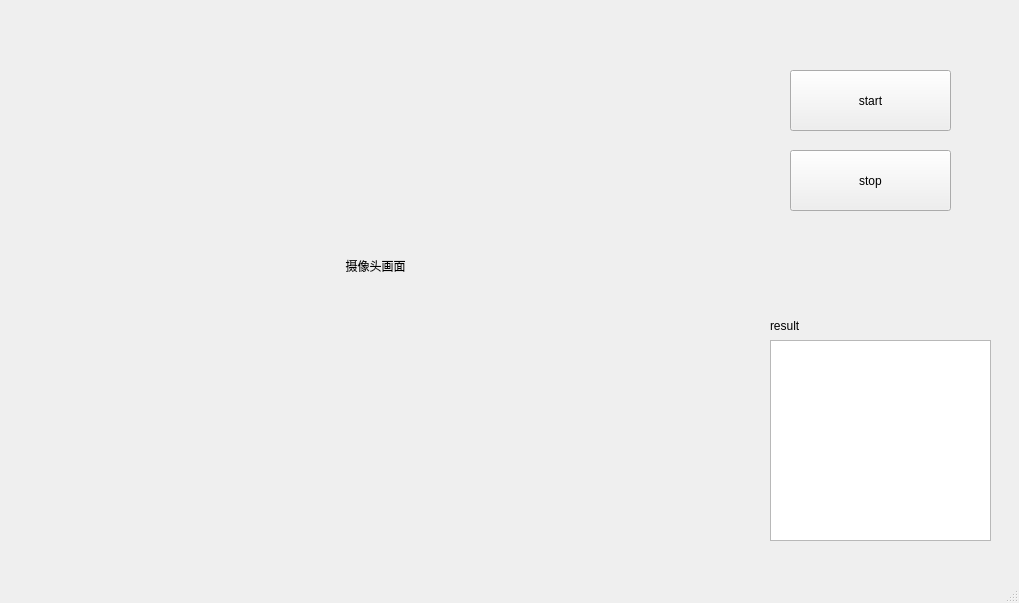
Before: the Qt Designer form GUI/useModel.ui in k3bluesky/CV_toolBox, drawn with Qt 5.
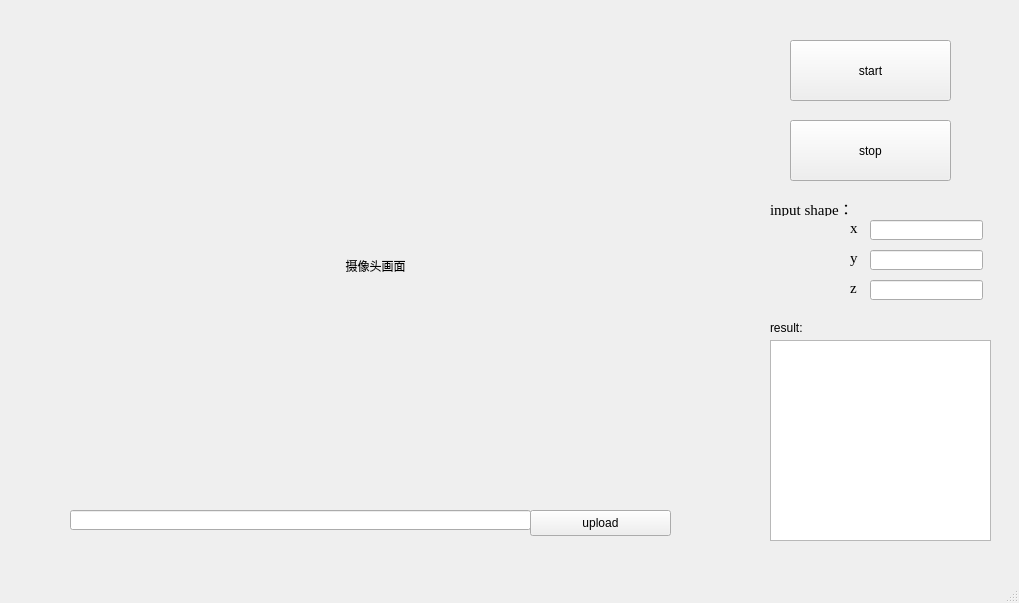
After: the same form once the commit is applied.

The edit to the form file:
```diff
--- a/GUI/useModel.ui
+++ b/GUI/useModel.ui
@@ -34,7 +34,7 @@
     <property name="geometry">
      <rect>
       <x>790</x>
-      <y>70</y>
+      <y>40</y>
       <width>161</width>
       <height>61</height>
      </rect>
@@ -47,7 +47,7 @@
     <property name="geometry">
      <rect>
       <x>790</x>
-      <y>150</y>
+      <y>120</y>
       <width>161</width>
       <height>61</height>
      </rect>
@@ -61,12 +61,12 @@
      <rect>
       <x>770</x>
       <y>320</y>
-      <width>54</width>
-      <height>12</height>
+      <width>71</width>
+      <height>16</height>
      </rect>
     </property>
     <property name="text">
-     <string>result</string>
+     <string>result:</string>
     </property>
    </widget>
    <widget class="QTextEdit" name="resultEdit">
@@ -79,6 +79,135 @@
      </rect>
     </property>
    </widget>
+   <widget class="QLabel" name="xlabel">
+    <property name="geometry">
+     <rect>
+      <x>850</x>
+      <y>220</y>
+      <width>16</width>
+      <height>16</height>
+     </rect>
+    </property>
+    <property name="font">
+     <font>
+      <family>Times New Roman</family>
+      <pointsize>11</pointsize>
+     </font>
+    </property>
+    <property name="text">
+     <string>x</string>
+    </property>
+   </widget>
+   <widget class="QLabel" name="ylabel_3">
+    <property name="geometry">
+     <rect>
+      <x>850</x>
+      <y>250</y>
+      <width>16</width>
+      <height>16</height>
+     </rect>
+    </property>
+    <property name="font">
+     <font>
+      <family>Times New Roman</family>
+      <pointsize>11</pointsize>
+     </font>
+    </property>
+    <property name="text">
+     <string>y</string>
+    </property>
+   </widget>
+   <widget class="QLabel" name="inputShaplabel">
+    <property name="geometry">
+     <rect>
+      <x>770</x>
+      <y>200</y>
+      <width>81</width>
+      <height>16</height>
+     </rect>
+    </property>
+    <property name="font">
+     <font>
+      <family>Times New Roman</family>
+      <pointsize>11</pointsize>
+     </font>
+    </property>
+    <property name="text">
+     <string>input shape：</string>
+    </property>
+   </widget>
+   <widget class="QLineEdit" name="zlineEdit_3">
+    <property name="geometry">
+     <rect>
+      <x>870</x>
+      <y>280</y>
+      <width>113</width>
+      <height>20</height>
+     </rect>
+    </property>
+   </widget>
+   <widget class="QLineEdit" name="ylineEdit_2">
+    <property name="geometry">
+     <rect>
+      <x>870</x>
+      <y>250</y>
+      <width>113</width>
+      <height>20</height>
+     </rect>
+    </property>
+   </widget>
+   <widget class="QLabel" name="zlabel_4">
+    <property name="geometry">
+     <rect>
+      <x>850</x>
+      <y>280</y>
+      <width>16</width>
+      <height>16</height>
+     </rect>
+    </property>
+    <property name="font">
+     <font>
+      <family>Times New Roman</family>
+      <pointsize>11</pointsize>
+     </font>
+    </property>
+    <property name="text">
+     <string>z</string>
+    </property>
+   </widget>
+   <widget class="QLineEdit" name="xlineEdit">
+    <property name="geometry">
+     <rect>
+      <x>870</x>
+      <y>220</y>
+      <width>113</width>
+      <height>20</height>
+     </rect>
+    </property>
+   </widget>
+   <widget class="QLineEdit" name="picEdit">
+    <property name="geometry">
+     <rect>
+      <x>70</x>
+      <y>510</y>
+      <width>461</width>
+      <height>20</height>
+     </rect>
+    </property>
+   </widget>
+   <widget class="QPushButton" name="uploadButton">
+    <property name="geometry">
+     <rect>
+      <x>530</x>
+      <y>510</y>
+      <width>141</width>
+      <height>26</height>
+     </rect>
+    </property>
+    <property name="text">
+     <string>upload</string>
+    </property>
+   </widget>
   </widget>
   <widget class="QMenuBar" name="menubar">
    <property name="geometry">
```
